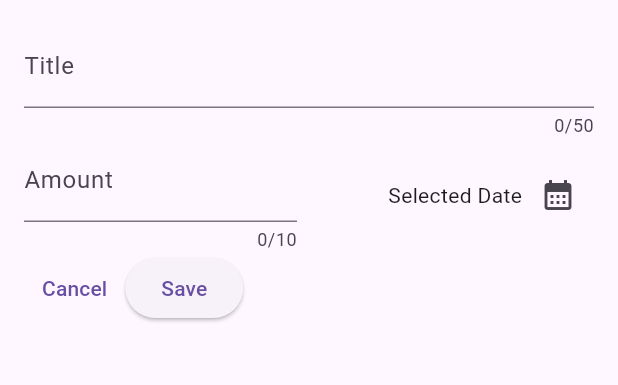
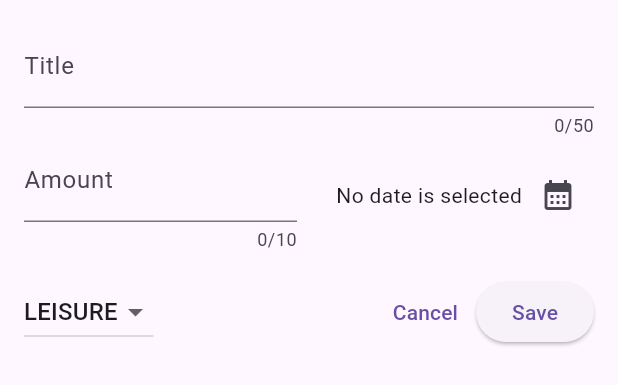
Before and after one commit to VarunBanka/expense-tracker, a Flutter app: the NewExpense widget shown alone on an empty page, opened directly, on a phone screen of 412 x 824 dp. Shown: the top 385 px of the screen. Run offline on Flutter 3.47's test engine with Material 2 defaults, Android fonts, the phone set to English and light mode, and no system bars.

Commit message:
Added a dropdown btn && user input

```diff
--- a/lib/widgets/new_exp.dart
+++ b/lib/widgets/new_exp.dart
@@ -1,4 +1,5 @@
 import 'package:flutter/material.dart';
+import 'package:expense_tracker/models/expenses.dart';
 
 class NewExpense extends StatefulWidget {
   const NewExpense({super.key});
@@ -12,15 +13,20 @@ class NewExpense extends StatefulWidget {
 class _NewExpense extends State<NewExpense> {
   final _titleCrontroller = TextEditingController();
   final _amountCrontroller = TextEditingController();
+  DateTime? _selectedDate;
+  Category _selectedCategory = Category.leisure;
 
-  void _presentDatePicker() {
+  void _presentDatePicker() async {
     final now = DateTime.now();
     final firstDate = DateTime(now.year - 1, now.month, now.day);
-    showDatePicker(
+    final pickedDate = await showDatePicker(
         context: context,
         initialDate: now,
         firstDate: firstDate,
         lastDate: now);
+    setState(() {
+      _selectedDate = pickedDate;
+    });
   }
 
   @override
@@ -61,7 +67,11 @@ class _NewExpense extends State<NewExpense> {
                   mainAxisAlignment: MainAxisAlignment.end,
                   crossAxisAlignment: CrossAxisAlignment.center,
                   children: [
-                    const Text('Selected Date'),
+                    Text(
+                      _selectedDate == null
+                          ? "No date is selected"
+                          : formatter.format(_selectedDate!),
+                    ),
                     IconButton(
                       onPressed: _presentDatePicker,
                       icon: const Icon(Icons.calendar_month),
@@ -71,8 +81,30 @@ class _NewExpense extends State<NewExpense> {
               ),
             ], // children
           ),
+          const SizedBox(
+            height: 16,
+          ),
           Row(
             children: [
+              DropdownButton(
+                  value: _selectedCategory,
+                  items: Category.values
+                      .map(
+                        (category) => DropdownMenuItem(
+                          value: category,
+                          child: Text(category.name.toUpperCase()),
+                        ),
+                      )
+                      .toList(),
+                  onChanged: (value) {
+                    if (value == null) {
+                      return;
+                    }
+                    setState(() {
+                      _selectedCategory = value;
+                    });
+                  }),
+              const Spacer(),
               TextButton(
                 onPressed: () {
                   Navigator.pop(context);
```
